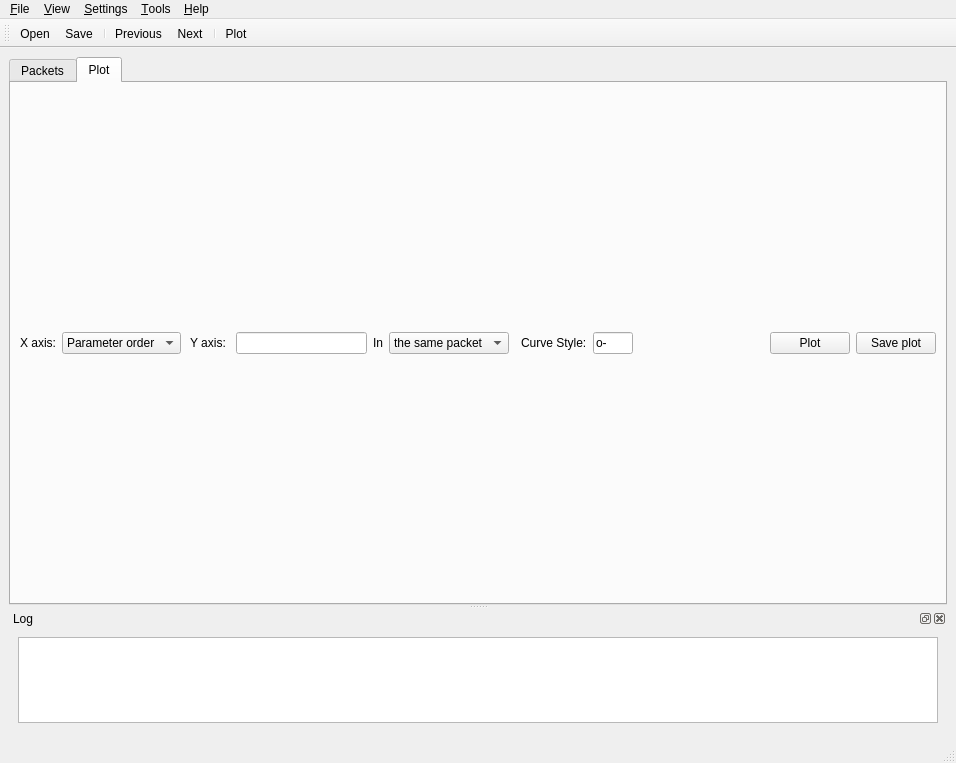
Qt form UI/parser_gui/viewer.ui (i4Ds/STIX_python_PUB023) before a commit.
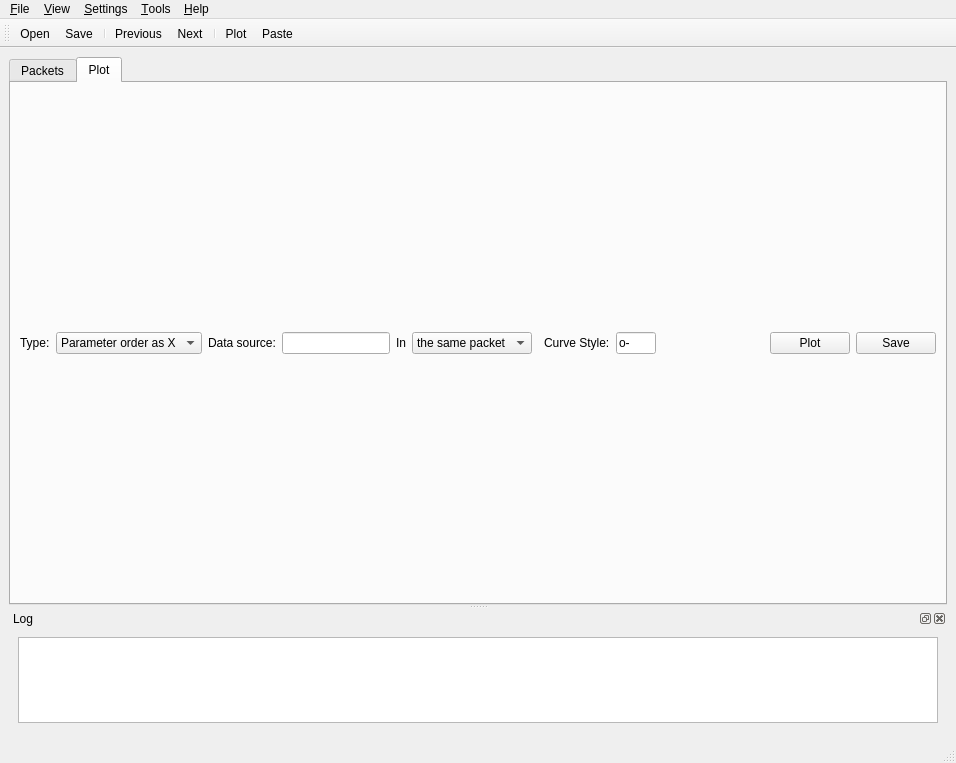
The same form after that commit. The open tabs and pages were chosen to show the change. Icons and pictures are not drawn.

What changed in the file:
```diff
--- a/UI/parser_gui/viewer.ui
+++ b/UI/parser_gui/viewer.ui
@@ -118,7 +118,7 @@
           <widget class="QComboBox" name="xaxisComboBox">
            <item>
             <property name="text">
-             <string>Parameter order</string>
+             <string>Parameter order as X</string>
             </property>
            </item>
            <item>
@@ -131,7 +131,7 @@
          <item row="0" column="0">
           <widget class="QLabel" name="label_4">
            <property name="text">
-            <string>X axis:</string>
+            <string>Type:</string>
            </property>
           </widget>
          </item>
@@ -203,7 +203,7 @@
             </size>
            </property>
            <property name="text">
-            <string>Save plot</string>
+            <string>Save</string>
            </property>
           </widget>
          </item>
@@ -229,7 +229,7 @@
          <item row="0" column="2">
           <widget class="QLabel" name="label">
            <property name="text">
-            <string> Y axis: </string>
+            <string>Data source:</string>
            </property>
           </widget>
          </item>
@@ -352,6 +352,7 @@
    <addaction name="actionNext"/>
    <addaction name="separator"/>
    <addaction name="action_Plot"/>
+   <addaction name="actionPaste"/>
   </widget>
   <action name="action_Open">
    <property name="text">
@@ -405,6 +406,18 @@
     <string>&amp;Plot</string>
    </property>
   </action>
+  <action name="actionPaste">
+   <property name="icon">
+    <iconset resource="viewer.qrc">
+     <normaloff>:/Icons/images/paste.svg</normaloff>:/Icons/images/paste.svg</iconset>
+   </property>
+   <property name="text">
+    <string>Paste</string>
+   </property>
+   <property name="toolTip">
+    <string>Read raw data from the clipboard</string>
+   </property>
+  </action>
  </widget>
  <resources>
   <include location="viewer.qrc"/>
```
Left out of the diff: 10 changed lines with no effect on the pictures.
